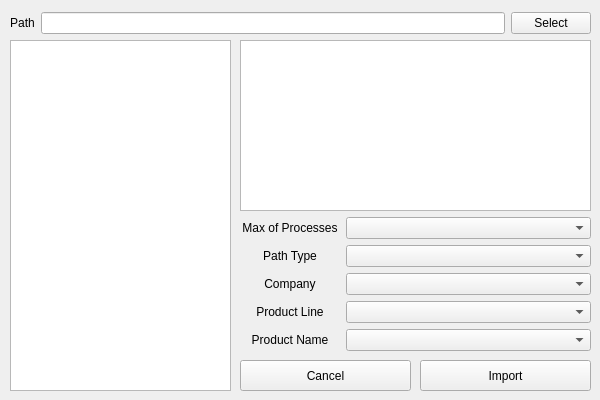
Before: the Qt Designer form resource/gui/LogImport.ui in Bader-CN/LogAnalysis, drawn with Qt 5.
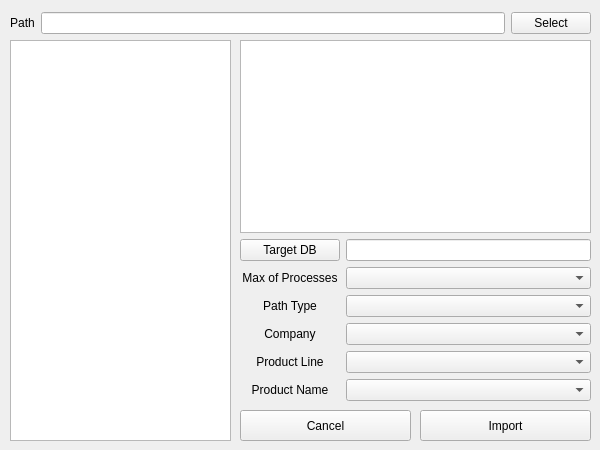
After: the same form once the commit is applied.

What changed in the file:
```diff
--- a/resource/gui/LogImport.ui
+++ b/resource/gui/LogImport.ui
@@ -7,7 +7,7 @@
     <x>0</x>
     <y>0</y>
     <width>600</width>
-    <height>400</height>
+    <height>450</height>
    </rect>
   </property>
   <property name="sizePolicy">
@@ -19,13 +19,13 @@
   <property name="minimumSize">
    <size>
     <width>600</width>
-    <height>400</height>
+    <height>450</height>
    </size>
   </property>
   <property name="maximumSize">
    <size>
     <width>600</width>
-    <height>400</height>
+    <height>450</height>
    </size>
   </property>
   <property name="windowTitle">
@@ -76,7 +76,7 @@
      <x>10</x>
      <y>40</y>
      <width>221</width>
-     <height>351</height>
+     <height>401</height>
     </rect>
    </property>
   </widget>
@@ -86,7 +86,7 @@
      <x>240</x>
      <y>40</y>
      <width>351</width>
-     <height>311</height>
+     <height>361</height>
     </rect>
    </property>
    <layout class="QFormLayout" name="formLayout">
@@ -97,7 +97,7 @@
       </property>
      </widget>
     </item>
-    <item row="1" column="0">
+    <item row="2" column="0">
      <widget class="QLabel" name="label_max_process">
       <property name="minimumSize">
        <size>
@@ -113,10 +113,10 @@
       </property>
      </widget>
     </item>
-    <item row="1" column="1">
+    <item row="2" column="1">
      <widget class="QComboBox" name="combox_max_process"/>
     </item>
-    <item row="2" column="0">
+    <item row="3" column="0">
      <widget class="QLabel" name="label_path_type">
       <property name="minimumSize">
        <size>
@@ -135,10 +135,10 @@
       </property>
      </widget>
     </item>
-    <item row="2" column="1">
+    <item row="3" column="1">
      <widget class="QComboBox" name="combox_path_type"/>
     </item>
-    <item row="3" column="0">
+    <item row="4" column="0">
      <widget class="QLabel" name="label_company">
       <property name="minimumSize">
        <size>
@@ -154,10 +154,10 @@
       </property>
      </widget>
     </item>
-    <item row="3" column="1">
+    <item row="4" column="1">
      <widget class="QComboBox" name="combox_company"/>
     </item>
-    <item row="4" column="0">
+    <item row="5" column="0">
      <widget class="QLabel" name="label_product_line">
       <property name="minimumSize">
        <size>
@@ -173,10 +173,10 @@
       </property>
      </widget>
     </item>
-    <item row="4" column="1">
+    <item row="5" column="1">
      <widget class="QComboBox" name="combox_product_line"/>
     </item>
-    <item row="5" column="0">
+    <item row="6" column="0">
      <widget class="QLabel" name="label_product">
       <property name="minimumSize">
        <size>
@@ -192,16 +192,32 @@
       </property>
      </widget>
     </item>
-    <item row="5" column="1">
+    <item row="6" column="1">
      <widget class="QComboBox" name="combox_product"/>
     </item>
+    <item row="1" column="1">
+     <widget class="QLineEdit" name="line_dbname"/>
+    </item>
+    <item row="1" column="0">
+     <widget class="QPushButton" name="btn_targetdb">
+      <property name="minimumSize">
+       <size>
+        <width>100</width>
+        <height>0</height>
+       </size>
+      </property>
+      <property name="text">
+       <string>Target DB</string>
+      </property>
+     </widget>
+    </item>
    </layout>
   </widget>
   <widget class="QPushButton" name="btn_cancel">
    <property name="geometry">
     <rect>
      <x>240</x>
-     <y>360</y>
+     <y>410</y>
      <width>171</width>
      <height>31</height>
     </rect>
@@ -214,7 +230,7 @@
    <property name="geometry">
     <rect>
      <x>420</x>
-     <y>360</y>
+     <y>410</y>
      <width>171</width>
      <height>31</height>
     </rect>
```
